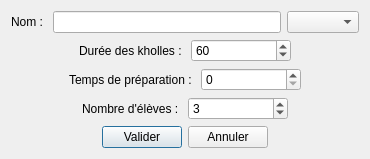
Old version of the form managers/updatekholleurdialog.ui in the repository ThFeneuil/KholloAutoQt.
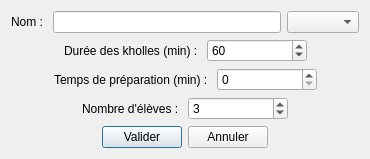
New version of the form.

What changed in the file:
```diff
--- a/managers/updatekholleurdialog.ui
+++ b/managers/updatekholleurdialog.ui
@@ -49,7 +49,7 @@
      <item>
       <widget class="QLabel" name="label_2">
        <property name="text">
-        <string>Durée des kholles : </string>
+        <string>Durée des kholles (min) : </string>
        </property>
       </widget>
      </item>
@@ -105,7 +105,7 @@
      <item>
       <widget class="QLabel" name="label_3">
        <property name="text">
-        <string>Temps de préparation : </string>
+        <string>Temps de préparation (min) : </string>
        </property>
       </widget>
      </item>
```
